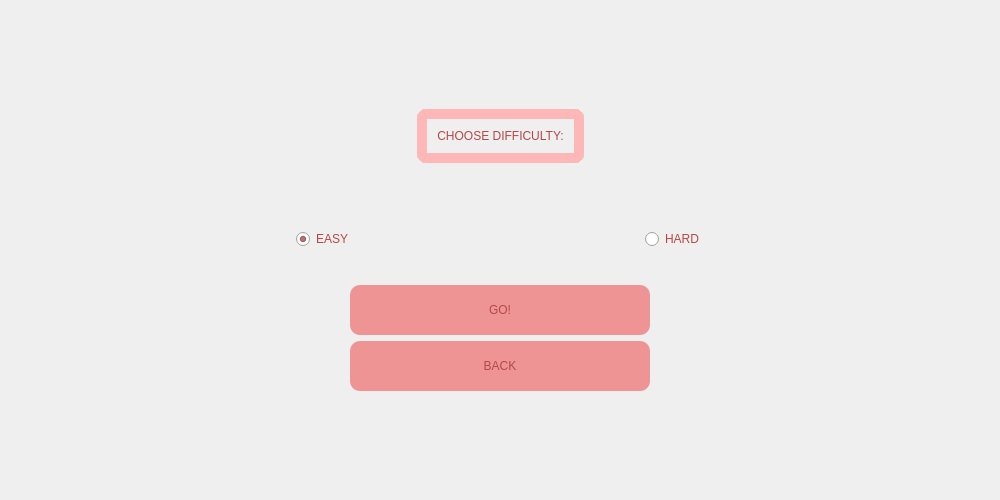
Before: the Qt Designer form MATFWars/choosedifficulty.ui in Divljo31/MATFWars, drawn with Qt 5.
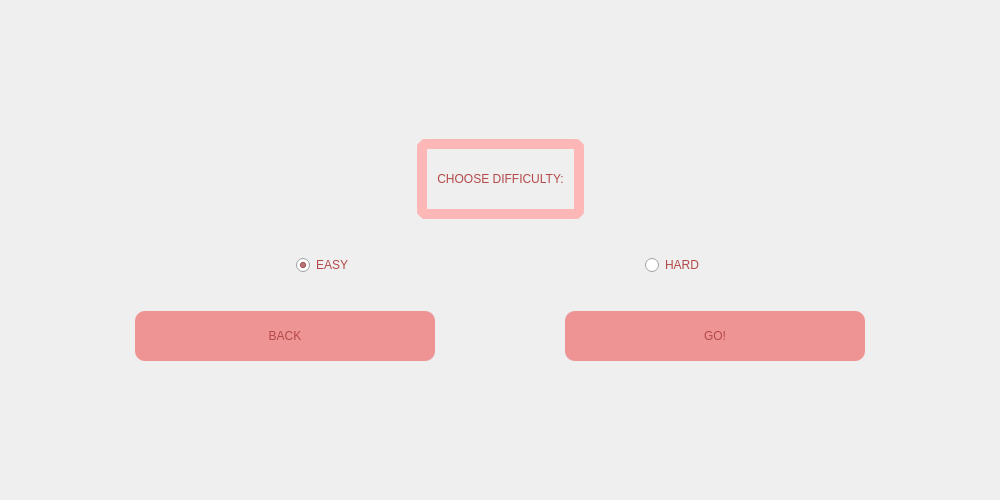
After: the same form once the commit is applied. Icons and pictures are not drawn.

```diff
--- a/MATFWars/choosedifficulty.ui
+++ b/MATFWars/choosedifficulty.ui
@@ -36,6 +36,9 @@
      <property name="orientation">
       <enum>Qt::Vertical</enum>
      </property>
+     <property name="sizeType">
+      <enum>QSizePolicy::Expanding</enum>
+     </property>
      <property name="sizeHint" stdset="0">
       <size>
        <width>20</width>
@@ -73,6 +76,12 @@
      </item>
      <item>
       <widget class="QLabel" name="label">
+       <property name="minimumSize">
+        <size>
+         <width>30</width>
+         <height>80</height>
+        </size>
+       </property>
        <property name="styleSheet">
         <string notr="true">font: 600 30pt &quot;URW Bookman&quot;;
 color: rgb(180, 72, 72);
@@ -120,22 +129,6 @@
      </property>
     </spacer>
    </item>
-   <item>
-    <spacer name="verticalSpacer_2">
-     <property name="orientation">
-      <enum>Qt::Vertical</enum>
-     </property>
-     <property name="sizeType">
-      <enum>QSizePolicy::Fixed</enum>
-     </property>
-     <property name="sizeHint" stdset="0">
-      <size>
-       <width>20</width>
-       <height>30</height>
-      </size>
-     </property>
-    </spacer>
-   </item>
    <item>
     <layout class="QHBoxLayout" name="horizontalLayout">
      <item>
@@ -235,6 +228,50 @@
        </property>
       </spacer>
      </item>
+     <item>
+      <widget class="QPushButton" name="back_difficulty_button">
+       <property name="sizePolicy">
+        <sizepolicy hsizetype="Expanding" vsizetype="Expanding">
+         <horstretch>3</horstretch>
+         <verstretch>3</verstretch>
+        </sizepolicy>
+       </property>
+       <property name="minimumSize">
+        <size>
+         <width>30</width>
+         <height>50</height>
+        </size>
+       </property>
+       <property name="maximumSize">
+        <size>
+         <width>300</width>
+         <height>50</height>
+        </size>
+       </property>
+       <property name="styleSheet">
+        <string notr="true">color:rgb(180, 72, 72);
+font: 600 30pt &quot;URW Bookman&quot;;
+background-color: rgb(238, 148, 148);
+border-radius:10px;</string>
+       </property>
+       <property name="text">
+        <string>BACK</string>
+       </property>
+      </widget>
+     </item>
+     <item>
+      <spacer name="horizontalSpacer_8">
+       <property name="orientation">
+        <enum>Qt::Horizontal</enum>
+       </property>
+       <property name="sizeHint" stdset="0">
+        <size>
+         <width>40</width>
+         <height>20</height>
+        </size>
+       </property>
+      </spacer>
+     </item>
      <item>
       <widget class="QPushButton" name="go_difficulty_button">
        <property name="sizePolicy">
@@ -281,67 +318,6 @@
      </item>
     </layout>
    </item>
-   <item>
-    <layout class="QHBoxLayout" name="horizontalLayout_7">
-     <item>
-      <spacer name="horizontalSpacer_7">
-       <property name="orientation">
-        <enum>Qt::Horizontal</enum>
-       </property>
-       <property name="sizeHint" stdset="0">
-        <size>
-         <width>40</width>
-         <height>20</height>
-        </size>
-       </property>
-      </spacer>
-     </item>
-     <item>
-      <widget class="QPushButton" name="back_difficulty_button">
-       <property name="sizePolicy">
-        <sizepolicy hsizetype="Expanding" vsizetype="Expanding">
-         <horstretch>3</horstretch>
-         <verstretch>3</verstretch>
-        </sizepolicy>
-       </property>
-       <property name="minimumSize">
-        <size>
-         <width>30</width>
-         <height>50</height>
-        </size>
-       </property>
-       <property name="maximumSize">
-        <size>
-         <width>300</width>
-         <height>50</height>
-        </size>
-       </property>
-       <property name="styleSheet">
-        <string notr="true">color:rgb(180, 72, 72);
-font: 600 30pt &quot;URW Bookman&quot;;
-background-color: rgb(238, 148, 148);
-border-radius:10px;</string>
-       </property>
-       <property name="text">
-        <string>BACK</string>
-       </property>
-      </widget>
-     </item>
-     <item>
-      <spacer name="horizontalSpacer_6">
-       <property name="orientation">
-        <enum>Qt::Horizontal</enum>
-       </property>
-       <property name="sizeHint" stdset="0">
-        <size>
-         <width>40</width>
-         <height>20</height>
-        </size>
-       </property>
-      </spacer>
-     </item>
-    </layout>
-   </item>
    <item>
     <spacer name="verticalSpacer_3">
      <property name="orientation">
```
